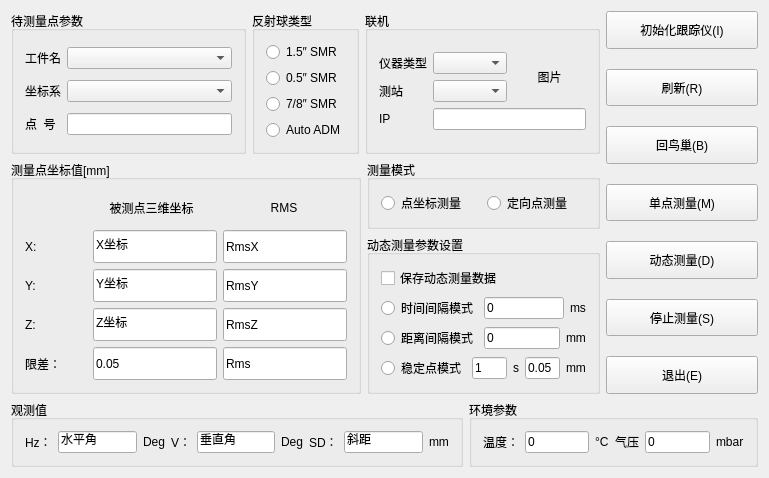
First picture: the form in APILTM/APILTM.ui, repository zxiat-jc/APILTM, before the edit.
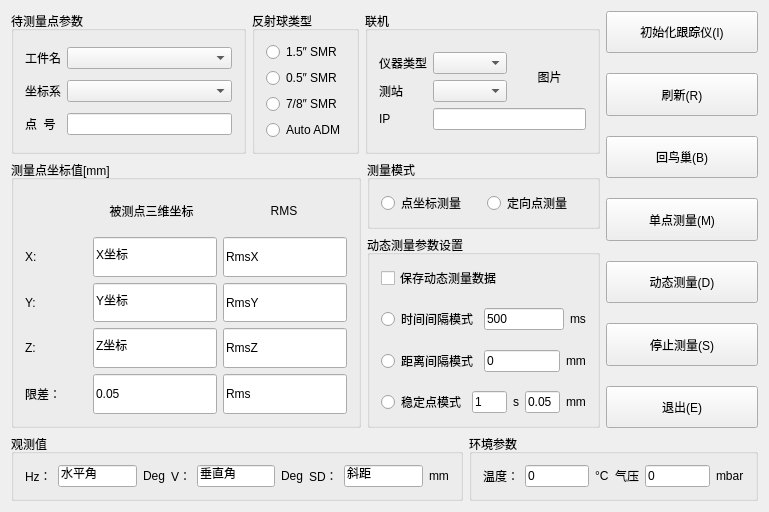
Second picture: the form after the edit.

Diff of the .ui file:
```diff
--- a/APILTM/APILTM.ui
+++ b/APILTM/APILTM.ui
@@ -7,7 +7,7 @@
     <x>0</x>
     <y>0</y>
     <width>769</width>
-    <height>466</height>
+    <height>512</height>
    </rect>
   </property>
   <property name="windowTitle">
@@ -584,7 +584,7 @@
             <item>
              <widget class="QLineEdit" name="time_ms">
               <property name="text">
-               <string>0</string>
+               <string>500</string>
               </property>
              </widget>
             </item>
```
Left out of the diff: 20 changed lines with no effect on the pictures.
